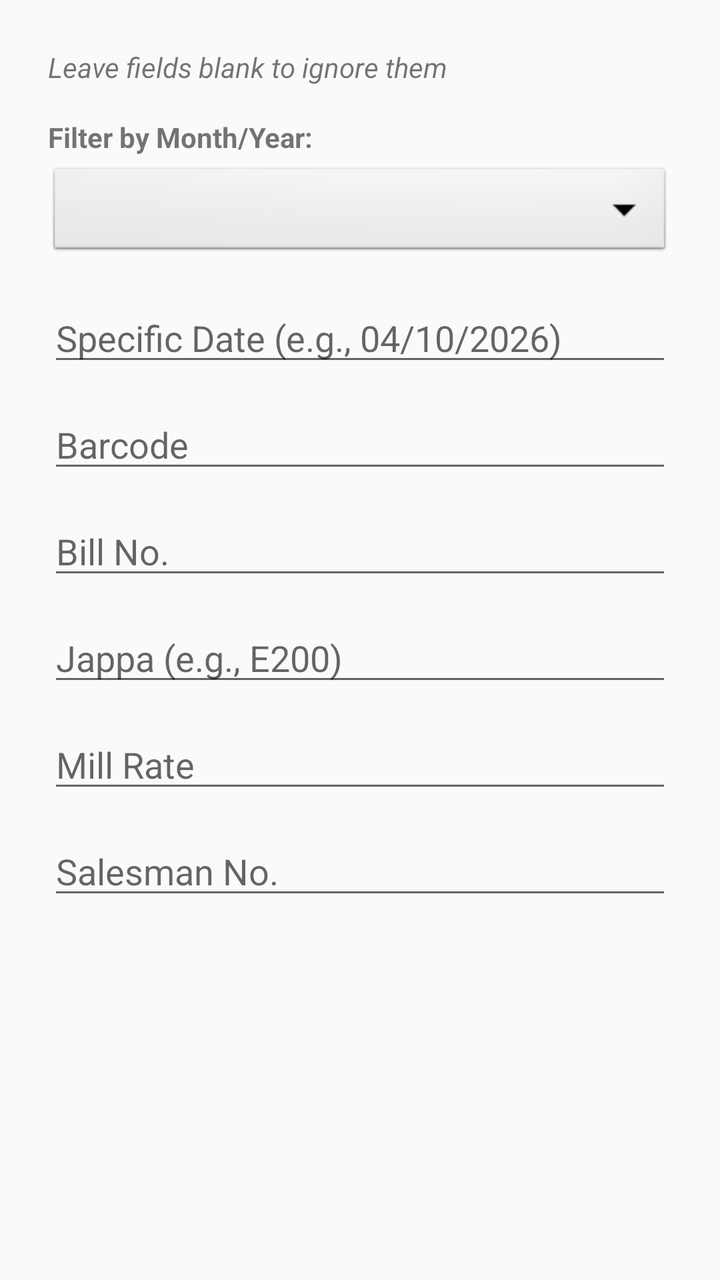
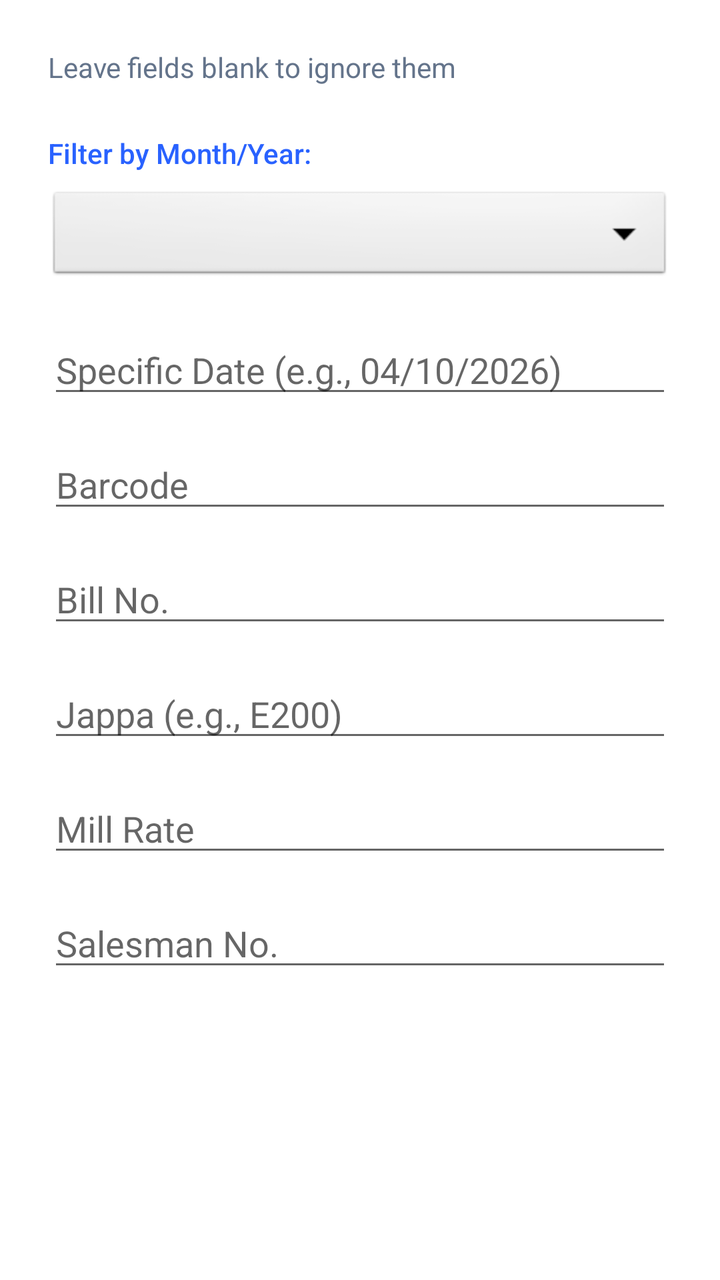

The first picture is an Android layout as it rendered before a commit; the second is the same layout after the commit. The layout source and the unified diff follow.
<!-- AndroidManifest.xml: application theme Theme.AppCompat.Light.DarkActionBar -->
<!-- res/layout/dialog_filter.xml -->
<?xml version="1.0" encoding="utf-8"?>
<ScrollView xmlns:android="http://schemas.android.com/apk/res/android"
    android:layout_width="match_parent"
    android:layout_height="match_parent">

    <LinearLayout
        android:layout_width="match_parent"
        android:layout_height="wrap_content"
        android:orientation="vertical"
        android:padding="24dp">

        <TextView
            android:layout_width="match_parent"
            android:layout_height="wrap_content"
            android:text="Leave fields blank to ignore them"
            android:textStyle="italic"
            android:layout_marginBottom="16dp"/>

        
        <TextView
            android:layout_width="match_parent"
            android:layout_height="wrap_content"
            android:text="Filter by Month/Year:"
            android:textStyle="bold"
            android:layout_marginBottom="4dp"/>
            
        <Spinner
            android:id="@+id/spinnerFilterMonth"
            android:layout_width="match_parent"
            android:layout_height="wrap_content"
            android:layout_marginBottom="16dp"
            android:minHeight="48dp"
            android:background="@android:drawable/btn_dropdown" />

        <EditText android:id="@+id/etFilterDate" android:layout_width="match_parent" android:layout_height="wrap_content" android:hint="Specific Date (e.g., 04/10/2026)" android:layout_marginBottom="12dp" android:inputType="text"/>
        <EditText android:id="@+id/etFilterBarcode" android:layout_width="match_parent" android:layout_height="wrap_content" android:hint="Barcode" android:layout_marginBottom="12dp" android:inputType="text"/>
        <EditText android:id="@+id/etFilterBillNo" android:layout_width="match_parent" android:layout_height="wrap_content" android:hint="Bill No." android:layout_marginBottom="12dp" android:inputType="number"/>
        <EditText android:id="@+id/etFilterJappa" android:layout_width="match_parent" android:layout_height="wrap_content" android:hint="Jappa (e.g., E200)" android:layout_marginBottom="12dp" android:inputType="text"/>
        <EditText android:id="@+id/etFilterMillRate" android:layout_width="match_parent" android:layout_height="wrap_content" android:hint="Mill Rate" android:layout_marginBottom="12dp" android:inputType="number"/>
        <EditText android:id="@+id/etFilterSalesman" android:layout_width="match_parent" android:layout_height="wrap_content" android:hint="Salesman No." android:layout_marginBottom="12dp" android:inputType="number"/>

    </LinearLayout>
</ScrollView>
<!-- resources referenced by this layout -->
<resources>

</resources>

<!-- the commit's change to res/layout/dialog_filter.xml (unified diff, before → after) -->
@@ -1,7 +1,8 @@
 <?xml version="1.0" encoding="utf-8"?>
 <ScrollView xmlns:android="http://schemas.android.com/apk/res/android"
     android:layout_width="match_parent"
-    android:layout_height="match_parent">
+    android:layout_height="match_parent"
+    android:background="@color/cardSurface">
 
     <LinearLayout
         android:layout_width="match_parent"
@@ -13,31 +14,33 @@
             android:layout_width="match_parent"
             android:layout_height="wrap_content"
             android:text="Leave fields blank to ignore them"
-            android:textStyle="italic"
-            android:layout_marginBottom="16dp"/>
+            android:textColor="@color/textSecondary"
+            android:fontFamily="sans-serif"
+            android:textSize="14sp"
+            android:layout_marginBottom="24dp"/>
 
-        
         <TextView
             android:layout_width="match_parent"
             android:layout_height="wrap_content"
             android:text="Filter by Month/Year:"
-            android:textStyle="bold"
-            android:layout_marginBottom="4dp"/>
+            android:textColor="@color/primaryColor"
+            android:fontFamily="sans-serif-medium"
+            android:layout_marginBottom="8dp"/>
             
         <Spinner
             android:id="@+id/spinnerFilterMonth"
             android:layout_width="match_parent"
             android:layout_height="wrap_content"
-            android:layout_marginBottom="16dp"
+            android:layout_marginBottom="20dp"
             android:minHeight="48dp"
             android:background="@android:drawable/btn_dropdown" />
 
-        <EditText android:id="@+id/etFilterDate" android:layout_width="match_parent" android:layout_height="wrap_content" android:hint="Specific Date (e.g., 04/10/2026)" android:layout_marginBottom="12dp" android:inputType="text"/>
-        <EditText android:id="@+id/etFilterBarcode" android:layout_width="match_parent" android:layout_height="wrap_content" android:hint="Barcode" android:layout_marginBottom="12dp" android:inputType="text"/>
-        <EditText android:id="@+id/etFilterBillNo" android:layout_width="match_parent" android:layout_height="wrap_content" android:hint="Bill No." android:layout_marginBottom="12dp" android:inputType="number"/>
-        <EditText android:id="@+id/etFilterJappa" android:layout_width="match_parent" android:layout_height="wrap_content" android:hint="Jappa (e.g., E200)" android:layout_marginBottom="12dp" android:inputType="text"/>
-        <EditText android:id="@+id/etFilterMillRate" android:layout_width="match_parent" android:layout_height="wrap_content" android:hint="Mill Rate" android:layout_marginBottom="12dp" android:inputType="number"/>
-        <EditText android:id="@+id/etFilterSalesman" android:layout_width="match_parent" android:layout_height="wrap_content" android:hint="Salesman No." android:layout_marginBottom="12dp" android:inputType="number"/>
+        <EditText android:id="@+id/etFilterDate" android:layout_width="match_parent" android:layout_height="wrap_content" android:hint="Specific Date (e.g., 04/10/2026)" android:layout_marginBottom="16dp" android:inputType="text"/>
+        <EditText android:id="@+id/etFilterBarcode" android:layout_width="match_parent" android:layout_height="wrap_content" android:hint="Barcode" android:layout_marginBottom="16dp" android:inputType="text"/>
+        <EditText android:id="@+id/etFilterBillNo" android:layout_width="match_parent" android:layout_height="wrap_content" android:hint="Bill No." android:layout_marginBottom="16dp" android:inputType="number"/>
+        <EditText android:id="@+id/etFilterJappa" android:layout_width="match_parent" android:layout_height="wrap_content" android:hint="Jappa (e.g., E200)" android:layout_marginBottom="16dp" android:inputType="text"/>
+        <EditText android:id="@+id/etFilterMillRate" android:layout_width="match_parent" android:layout_height="wrap_content" android:hint="Mill Rate" android:layout_marginBottom="16dp" android:inputType="number"/>
+        <EditText android:id="@+id/etFilterSalesman" android:layout_width="match_parent" android:layout_height="wrap_content" android:hint="Salesman No." android:layout_marginBottom="16dp" android:inputType="number"/>
 
     </LinearLayout>
 </ScrollView>
<!-- resource entries referenced after the edit -->
@@ -1,5 +1,7 @@
 <!-- resources referenced by this layout -->
 <resources>
-
+  <color name="cardSurface">#FFFFFF</color>
+  <color name="primaryColor">#2962FF</color>
+  <color name="textSecondary">#64748B</color>
 </resources>
 
